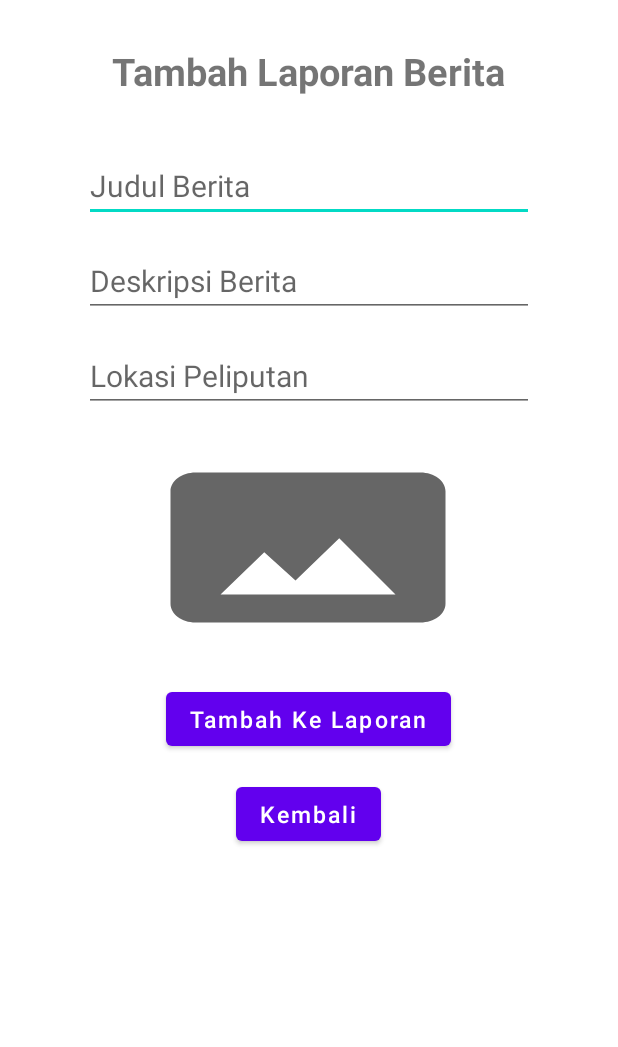
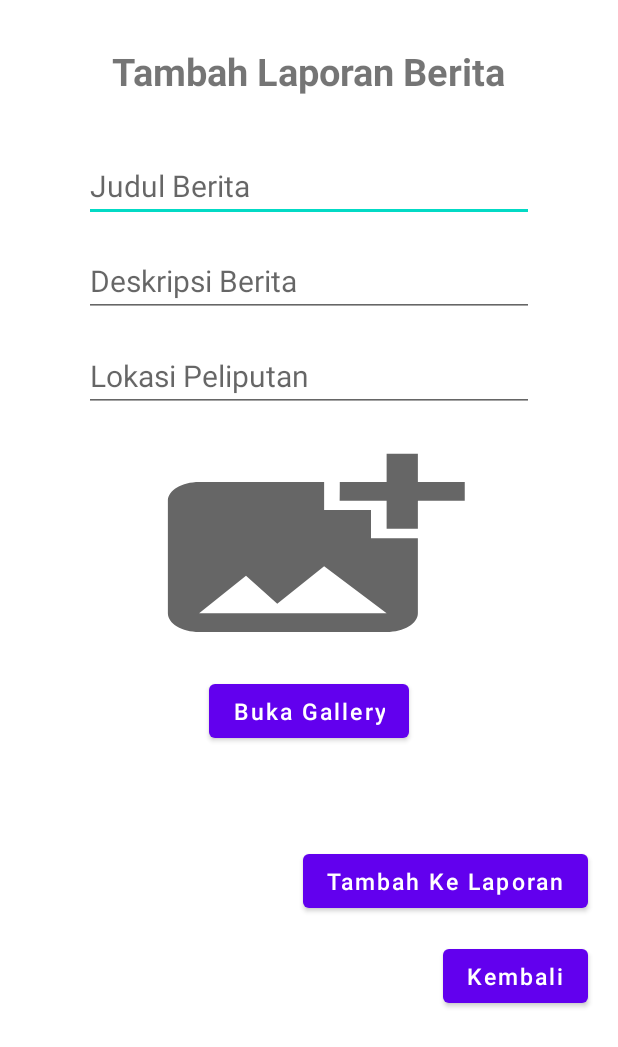
Before and after one commit to Banuadev1/SiKobeh, an Android app: the WartawanInputB screen opened directly, with no data from a screen before it, after a tap on "Tambah Ke Laporan", on a phone screen of 412 x 824 dp. Shown: the top 1047 px of the screen. Run offline under Robolectric (Android 15) with nearby library versions, the phone set to English and light mode, and no system bars; our stand-ins replace Firebase (no records; nobody signed in at launch, a user with empty details on screens opened directly), Picasso.

Commit message:
ListView Berita fix

```diff
--- a/app/build.gradle
+++ b/app/build.gradle
@@ -30,11 +30,12 @@ android {
 }
 
 dependencies {
-
+    implementation fileTree(dir: 'libs', include: ['*.jar'])
     implementation 'androidx.appcompat:appcompat:1.3.0'
     implementation 'com.google.android.material:material:1.3.0'
     implementation 'androidx.constraintlayout:constraintlayout:2.0.4'
     implementation 'com.google.firebase:firebase-database:20.0.0'
+    implementation 'com.firebaseui:firebase-ui-database:6.2.1'
     implementation platform('com.google.firebase:firebase-bom:28.2.0')
     implementation 'com.google.firebase:firebase-auth:21.0.1'
     implementation 'com.google.firebase:firebase-storage:20.0.0'
--- a/app/src/main/java/com/example/sikobeh/ForgotPassword.java
+++ b/app/src/main/java/com/example/sikobeh/ForgotPassword.java
@@ -27,9 +27,9 @@ public class ForgotPassword extends AppCompatActivity {
     protected void onCreate(Bundle savedInstanceState) {
         super.onCreate(savedInstanceState);
         setContentView(R.layout.activity_forgot_password);
-        emailEditText = (EditText)findViewById(R.id.email);
-        resetPasswordButton = (Button)findViewById(R.id.resetpassword);
-        progressBar = (ProgressBar)findViewById(R.id.progressbar);
+        emailEditText = findViewById(R.id.email);
+        resetPasswordButton = findViewById(R.id.resetpassword);
+        progressBar = findViewById(R.id.progressbar);
 
         auth = FirebaseAuth.getInstance();
 
--- a/app/src/main/java/com/example/sikobeh/KoordinatorForm.java
+++ b/app/src/main/java/com/example/sikobeh/KoordinatorForm.java
@@ -19,7 +19,7 @@ public class KoordinatorForm extends AppCompatActivity {
     protected void onCreate(Bundle savedInstanceState) {
         super.onCreate(savedInstanceState);
         setContentView(R.layout.activity_koordinator_form);
-        register = (Button)findViewById(R.id.registerUser);
+        register = findViewById(R.id.registerUser);
 
         register.setOnClickListener(new View.OnClickListener() {
             @Override
--- a/app/src/main/java/com/example/sikobeh/MainActivity.java
+++ b/app/src/main/java/com/example/sikobeh/MainActivity.java
@@ -14,8 +14,8 @@ public class MainActivity extends AppCompatActivity {
     protected void onCreate(Bundle savedInstanceState) {
         super.onCreate(savedInstanceState);
         setContentView(R.layout.activity_main);
-        loginkoordinator = (Button) findViewById(R.id.LoginKoordinator);
-        loginwartawan = (Button) findViewById(R.id.LoginWartawan);
+        loginkoordinator = findViewById(R.id.LoginKoordinator);
+        loginwartawan = findViewById(R.id.LoginWartawan);
 
         loginkoordinator.setOnClickListener(new View.OnClickListener() {
             @Override
--- a/app/src/main/java/com/example/sikobeh/UpdateDataWartawan.java
+++ b/app/src/main/java/com/example/sikobeh/UpdateDataWartawan.java
@@ -139,7 +139,8 @@ public class UpdateDataWartawan extends AppCompatActivity {
     }
 
     private void uploadImageToFirebase(Uri imageUri){
-        final StorageReference fileRef = storageReference.child("users/"+auth.getCurrentUser().getUid()+"/profile.jpg");
+        final StorageReference fileRef = storageReference.child("users/"+auth.getCurrentUser()
+                .getUid()+"/profile.jpg");
         fileRef.putFile(imageUri).addOnSuccessListener(new OnSuccessListener<UploadTask.TaskSnapshot>() {
             @Override
             public void onSuccess(UploadTask.TaskSnapshot taskSnapshot) {
--- a/app/src/main/java/com/example/sikobeh/WartawanInputB.java
+++ b/app/src/main/java/com/example/sikobeh/WartawanInputB.java
@@ -1,57 +1,184 @@
 package com.example.sikobeh;
 
+import android.app.Activity;
+import android.content.ContentResolver;
 import android.content.Intent;
+import android.net.Uri;
 import android.os.Bundle;
+import android.provider.MediaStore;
+import android.util.Log;
+import android.view.View;
+import android.webkit.MimeTypeMap;
 import android.widget.Button;
 import android.widget.EditText;
 import android.widget.ImageView;
+import android.widget.ProgressBar;
 import android.widget.Toast;
 
+import androidx.annotation.NonNull;
 import androidx.annotation.Nullable;
 import androidx.appcompat.app.AppCompatActivity;
 
+import com.google.android.gms.tasks.OnCompleteListener;
+import com.google.android.gms.tasks.OnFailureListener;
+import com.google.android.gms.tasks.OnSuccessListener;
+import com.google.android.gms.tasks.Task;
 import com.google.firebase.auth.FirebaseAuth;
+import com.google.firebase.database.DatabaseReference;
 import com.google.firebase.database.FirebaseDatabase;
+import com.google.firebase.database.ServerValue;
+import com.google.firebase.storage.FirebaseStorage;
+import com.google.firebase.storage.OnProgressListener;
+import com.google.firebase.storage.StorageReference;
+import com.google.firebase.storage.UploadTask;
+import com.squareup.picasso.Picasso;
 
+import java.lang.ref.Reference;
+import java.text.SimpleDateFormat;
+import java.util.Date;
 import java.util.HashMap;
 import java.util.Map;
 
 public class WartawanInputB extends AppCompatActivity {
+    public static final int GALLERY_REQUEST_CODE = 105;
+    Uri imageUri;
+    String imageFilename;
     EditText judul, desc, loc;
-    Button submit, back;
+    Button submit, back, gallery;
     ImageView pBerita;
+    StorageReference storageReference;
+    FirebaseAuth auth;
+    DatabaseReference reference;
+    ProgressBar loadingUpload;
 
     protected void onCreate(@Nullable Bundle savedInstanceState) {
         super.onCreate(savedInstanceState);
         setContentView(R.layout.wartawan_input_berita);
 
-        judul = (EditText)findViewById(R.id.add_judul);
-        desc = (EditText)findViewById(R.id.add_desc);
-        loc = (EditText)findViewById(R.id.add_loc);
-        pBerita = (ImageView)findViewById(R.id.inputGambar);
+        judul = findViewById(R.id.add_judul);
+        desc = findViewById(R.id.add_desc);
+        loc = findViewById(R.id.add_loc);
+        pBerita = findViewById(R.id.inputGambar);
+        loadingUpload = findViewById(R.id.uploadProgress);
 
-        back = (Button)findViewById(R.id.add_back);
-        back.setOnClickListener((view) ->{
-            startActivity(new Intent(getApplicationContext(), WartawanForm.class));
+        auth = FirebaseAuth.getInstance();
+        storageReference = FirebaseStorage.getInstance().getReference();
+        reference = FirebaseDatabase.getInstance().getReference("Users")
+                .child(FirebaseAuth.getInstance().getCurrentUser().getUid())
+                .child("DataBerita").child("FotoBerita");
+
+        gallery = findViewById(R.id.open_gallery);
+        back = findViewById(R.id.add_back);
+        back.setOnClickListener((view) -> startActivity(new Intent(getApplicationContext(), WartawanForm.class)));
+
+        submit = findViewById(R.id.add_submit);
+        submit.setOnClickListener((view)-> processinsert(imageFilename, imageUri));
+
+        loadingUpload.setVisibility(View.INVISIBLE);
+
+        gallery.setOnClickListener(v -> {
+            Intent gallery = new Intent(Intent.ACTION_PICK,MediaStore.Images.Media.EXTERNAL_CONTENT_URI);
+            startActivityForResult(gallery, GALLERY_REQUEST_CODE);
         });
-
-        submit = (Button)findViewById(R.id.add_submit);
-        submit.setOnClickListener((view)-> processinsert());
     }
 
-    private void processinsert(){
-        Map<String, Object> map = new HashMap<>();
-        map.put("judul", judul.getText().toString());
-        map.put("desc", desc.getText().toString());
-        map.put("loc", loc.getText().toString());
-        FirebaseDatabase.getInstance().getReference("Users").child(FirebaseAuth.getInstance().getCurrentUser().getUid()).child("DataBerita").push()
-                .setValue(map)
-                .addOnSuccessListener(aVoid ->{
-                    judul.setText("");
-                    desc.setText("");
-                    loc.setText("");
-                    Toast.makeText(getApplicationContext(), "Berhasil Ditambahkan", Toast.LENGTH_SHORT).show();
-                })
-                .addOnFailureListener(e -> Toast.makeText( getApplicationContext(), "Terdapat Kesalahan", Toast.LENGTH_SHORT).show());
+    private void processinsert(String Name, Uri photoUri){
+        final StorageReference Reference = storageReference
+                .child("users/"+auth.getCurrentUser().getUid()).child("photoBerita/"+Name);
+        Reference.putFile(photoUri).addOnSuccessListener(new OnSuccessListener<UploadTask.TaskSnapshot>() {
+            @Override
+            public void onSuccess(UploadTask.TaskSnapshot taskSnapshot) {
+                Task<Uri> downloadURL = taskSnapshot.getStorage().getDownloadUrl().addOnCompleteListener(new OnCompleteListener<Uri>() {
+                    @Override
+                    public void onComplete(@NonNull Task<Uri> task) {
+                        String getURL = task.getResult().toString();
+                        Map<String, Object> map = new HashMap<>();
+                        map.put("judul", judul.getText().toString());
+                        map.put("desc", desc.getText().toString());
+                        map.put("loc", loc.getText().toString());
+                        map.put("beritaurl", getURL);
+                        map.put("timeupload", ServerValue.TIMESTAMP);
+                        FirebaseDatabase.getInstance().getReference("Users").child(FirebaseAuth.getInstance().getCurrentUser().getUid())
+                                .child("DataBerita").push()
+                                .setValue(map).addOnSuccessListener(new OnSuccessListener<Void>() {
+                            @Override
+                            public void onSuccess(Void unused) {
+                                pBerita = null;
+                                loadingUpload.setVisibility(View.INVISIBLE);
+                                Toast.makeText(WartawanInputB.this, "Okee Sipp, Upload Data Berhasil", Toast.LENGTH_SHORT).show();
+                            }
+                        });
+
+                    }
+                });
+            }
+        }).addOnProgressListener(new OnProgressListener<UploadTask.TaskSnapshot>() {
+            @Override
+            public void onProgress(@NonNull UploadTask.TaskSnapshot snapshot) {
+                Toast.makeText(WartawanInputB.this, "Sabar Gan, Sedang Upload Data :v", Toast.LENGTH_SHORT).show();
+                loadingUpload.setVisibility(View.VISIBLE);
+            }
+        }).addOnFailureListener(new OnFailureListener() {
+            @Override
+            public void onFailure(@NonNull Exception e) {
+                loadingUpload.setVisibility(View.INVISIBLE);
+                Toast.makeText(WartawanInputB.this, "Terdapat Kesalahan!!", Toast.LENGTH_SHORT).show();
+            }
+        });
     }
+
+    @Override
+    protected void onActivityResult(int requestCode, int resultCode, @androidx.annotation.Nullable Intent data) {
+        super.onActivityResult(requestCode, resultCode, data);
+        if(requestCode == GALLERY_REQUEST_CODE){
+            if(resultCode == Activity.RESULT_OK){
+                imageUri = data.getData();
+                String timeStamp = new SimpleDateFormat("yyyyMMdd_HHmmss").format(new Date());
+                imageFilename = "JPEG_" + timeStamp +"."+getFileExt(imageUri);
+                Log.d("tag", "onActivityResult: Gallery Image Uri:  " +  imageFilename);
+                pBerita.setImageURI(imageUri);
+
+                Picasso.get().load(imageUri).into(pBerita);;
+            }
+
+        }
+    }
+
+    /*/private void uploadPhotoBerita(String Name, Uri photoUri){
+        final StorageReference Reference = storageReference
+                .child("users/"+auth.getCurrentUser().getUid()).child("photoBerita/"+Name);
+        Reference.putFile(photoUri).addOnSuccessListener(new OnSuccessListener<UploadTask.TaskSnapshot>() {
+            @Override
+            public void onSuccess(UploadTask.TaskSnapshot taskSnapshot) {
+                Task<Uri> downloadURL = taskSnapshot.getStorage().getDownloadUrl().addOnCompleteListener(new OnCompleteListener<Uri>() {
+                    @Override
+                    public void onComplete(@NonNull Task<Uri> task) {
+                        Map<String, Object> map = new HashMap<>();
+                        String getURL = task.getResult().toString();
+                        map.put("beritaurl", getURL);
+                        String beritaurl = reference.push().getKey();
+                        reference.child(beritaurl).setValue(map).addOnSuccessListener(new OnSuccessListener<Void>() {
+                            @Override
+                            public void onSuccess(Void unused) {
+                                pBerita = null;
+                                Toast.makeText(WartawanInputB.this, "Upload Berhasil!", Toast.LENGTH_SHORT).show();
+                            }
+                        }).addOnFailureListener(new OnFailureListener() {
+                            @Override
+                            public void onFailure(@NonNull Exception e) {
+                                Toast.makeText(WartawanInputB.this, "Terdapat Kesalahan", Toast.LENGTH_SHORT).show();
+                            }
+                        });
+                    }
+                });
+            }
+        });
+    }*/
+
+    private String getFileExt(Uri contentUri) {
+        ContentResolver c = getContentResolver();
+        MimeTypeMap mime = MimeTypeMap.getSingleton();
+        return mime.getExtensionFromMimeType(c.getType(contentUri));
+    }
+
 }
--- /dev/null
+++ b/app/src/main/res/drawable/ic_baseline_add_photo_alternate_24.xml
@@ -0,0 +1,10 @@
+<vector xmlns:android="http://schemas.android.com/apk/res/android"
+    android:width="24dp"
+    android:height="24dp"
+    android:viewportWidth="24"
+    android:viewportHeight="24"
+    android:tint="?attr/colorControlNormal">
+  <path
+      android:fillColor="@android:color/white"
+      android:pathData="M19,7v2.99s-1.99,0.01 -2,0L17,7h-3s0.01,-1.99 0,-2h3L17,2h2v3h3v2h-3zM16,11L16,8h-3L13,5L5,5c-1.1,0 -2,0.9 -2,2v12c0,1.1 0.9,2 2,2h12c1.1,0 2,-0.9 2,-2v-8h-3zM5,19l3,-4 2,3 3,-4 4,5L5,19z"/>
+</vector>
--- a/app/src/main/res/layout/activity_wartawan_form.xml
+++ b/app/src/main/res/layout/activity_wartawan_form.xml
@@ -9,6 +9,7 @@
     <include layout="@layout/toolbar_form_wartawan"/>
 
     <androidx.recyclerview.widget.RecyclerView
+        android:id="@+id/listBerita"
         android:layout_width="match_parent"
         android:layout_height="match_parent"
         android:layout_marginTop="75dp"
--- a/app/src/main/res/layout/wartawan_input_berita.xml
+++ b/app/src/main/res/layout/wartawan_input_berita.xml
@@ -64,11 +64,35 @@
 
             <ImageView
                 android:id="@+id/inputGambar"
-                android:layout_width="200dp"
+                android:layout_width="250dp"
                 android:layout_height="150dp"
-                android:background="@drawable/ic_baseline_panorama_24"
+                android:background="@drawable/ic_baseline_add_photo_alternate_24"
                 android:layout_marginTop="290dp"
-                android:layout_marginLeft="105dp"
+                android:layout_centerHorizontal="true"
+                android:scaleType="fitCenter"
+                />
+
+            <ProgressBar
+                android:layout_width="40dp"
+                android:layout_height="40dp"
+                android:layout_below="@+id/open_gallery"
+                android:layout_centerInParent="true"
+                android:layout_marginTop="-5dp"
+                android:id="@+id/uploadProgress"
+                />
+
+            <Button
+                android:layout_width="wrap_content"
+                android:layout_height="wrap_content"
+                android:layout_marginBottom="15dp"
+                android:id="@+id/open_gallery"
+                android:layout_centerHorizontal="true"
+                android:layout_below="@id/inputGambar"
+                android:layout_marginLeft="50dp"
+                android:textSize="15sp"
+                android:textAllCaps="false"
+                android:text="Buka Gallery"
+                android:layout_marginTop="10dp"
                 />
 
             <Button
@@ -76,21 +100,23 @@
                 android:layout_height="wrap_content"
                 android:layout_marginBottom="15dp"
                 android:id="@+id/add_submit"
-                android:layout_below="@id/inputGambar"
-                android:layout_centerHorizontal="true"
+                android:layout_below="@id/open_gallery"
+                android:layout_alignParentRight="true"
+                android:layout_marginRight="20dp"
                 android:textSize="15sp"
                 android:textAllCaps="false"
                 android:text="Tambah Ke Laporan"
-                android:layout_marginTop="15dp"
+                android:layout_marginTop="50dp"
                 />
 
             <Button
                 android:layout_width="wrap_content"
                 android:layout_height="wrap_content"
+                android:layout_alignParentRight="true"
                 android:id="@+id/add_back"
                 android:textAllCaps="false"
                 android:layout_below="@id/add_submit"
-                android:layout_centerHorizontal="true"
+                android:layout_marginRight="20dp"
                 android:textSize="15sp"
                 android:text="Kembali"/>
 
```
Also changed, not shown: app/src/main/AndroidManifest.xml (+14 -3 lines), app/src/main/java/com/example/sikobeh/Berita.java (added, +49 -0 lines), app/src/main/java/com/example/sikobeh/DataBeritaAdapter.java (added, +59 -0 lines), app/src/main/java/com/example/sikobeh/RegisterUser.java (+7 -7 lines), app/src/main/java/com/example/sikobeh/WartawanForm.java (+30 -3 lines), app/src/main/res/layout/item_berita_wartawan.xml (added, +62 -0 lines), app/src/main/res/xml/file_paths.xml (added, +18 -0 lines).
